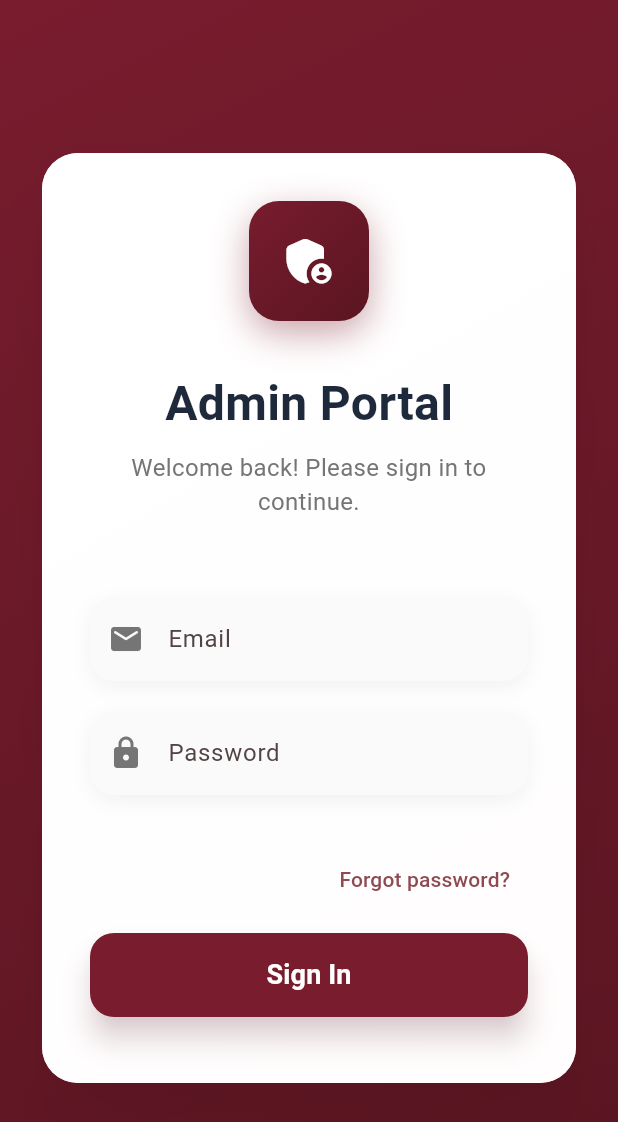
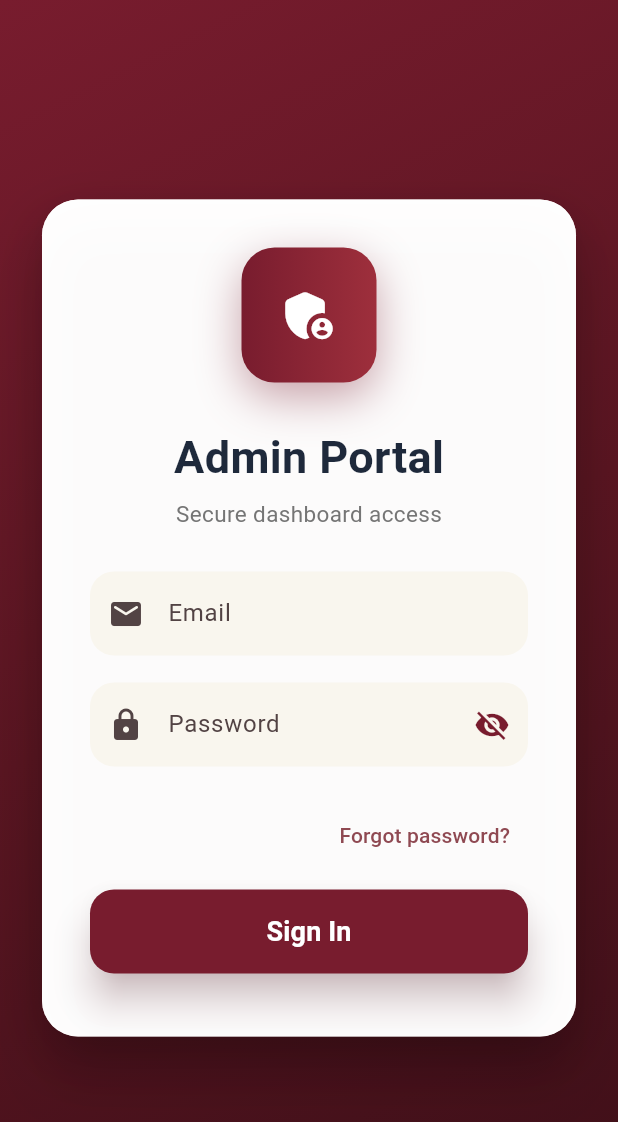
Before and after one commit to manuchowdary99/rental-app-admin, a Flutter app: the screen it shows after launch, on a phone screen of 412 x 824 dp. Shown: the top 1122 px of the screen. Run offline on Flutter 3.47's test engine with Material 3 defaults, Android fonts, the phone set to English and light mode, and no system bars; our stand-ins replace cloud_firestore, firebase_auth, firebase_core, fl_chart, flutter_riverpod, pdf and 1 more; accounts and stored records are empty.

Commit message:
updated login page wit password eye

```diff
--- a/lib/features/auth/presentation/login_screen.dart
+++ b/lib/features/auth/presentation/login_screen.dart
@@ -16,7 +16,10 @@ class _LoginScreenState extends ConsumerState<LoginScreen> {
   final _formKey = GlobalKey<FormState>();
   final _emailCtrl = TextEditingController();
   final _passwordCtrl = TextEditingController();
+
   bool _loading = false;
+  bool _isPasswordVisible = false;
+
   String? _error;
 
   @override
@@ -46,7 +49,11 @@ class _LoginScreenState extends ConsumerState<LoginScreen> {
             gradient: LinearGradient(
               begin: Alignment.topLeft,
               end: Alignment.bottomRight,
-              colors: [Color(0xFF781C2E), Color(0xFF5A1521)],
+              colors: [
+                Color(0xFF781C2E),
+                Color(0xFF5A1521),
+                Color(0xFF3E0F18),
+              ],
             ),
           ),
           child: SafeArea(
@@ -54,10 +61,10 @@ class _LoginScreenState extends ConsumerState<LoginScreen> {
               child: SingleChildScrollView(
                 padding: const EdgeInsets.all(24),
                 child: Container(
-                  constraints: const BoxConstraints(maxWidth: 400),
+                  constraints: const BoxConstraints(maxWidth: 420),
                   child: Card(
                     elevation: 20,
-                    shadowColor: Colors.black.withValues(alpha: 0.3),
+                    shadowColor: Colors.black.withOpacity(0.3),
                     shape: RoundedRectangleBorder(
                       borderRadius: BorderRadius.circular(24),
                     ),
@@ -65,83 +72,81 @@ class _LoginScreenState extends ConsumerState<LoginScreen> {
                       padding: const EdgeInsets.all(32),
                       decoration: BoxDecoration(
                         borderRadius: BorderRadius.circular(24),
-                        gradient: LinearGradient(
-                          begin: Alignment.topLeft,
-                          end: Alignment.bottomRight,
-                          colors: [
-                            Colors.white,
-                            Colors.white.withValues(alpha: 0.9),
+                        color: Colors.white.withOpacity(0.95),
+                        boxShadow: [
+                          BoxShadow(
+                            color: Colors.black.withOpacity(0.25),
+                            blurRadius: 30,
+                            offset: const Offset(0, 15),
+                          ),
                         ],
-                        ),
                       ),
                       child: Form(
                         key: _formKey,
                         child: Column(
                           mainAxisSize: MainAxisSize.min,
                           children: [
-                            // Modern 3D Icon
+
+                            // Admin Icon
                             Container(
-                              width: 80,
-                              height: 80,
+                              width: 90,
+                              height: 90,
                               decoration: BoxDecoration(
                                 gradient: const LinearGradient(
-                                  begin: Alignment.topLeft,
-                                  end: Alignment.bottomRight,
                                   colors: [
                                     Color(0xFF781C2E),
-                                    Color(0xFF5A1521),
+                                    Color(0xFF9E2F3C),
                                   ],
                                 ),
-                                borderRadius: BorderRadius.circular(20),
+                                borderRadius: BorderRadius.circular(22),
                                 boxShadow: [
                                   BoxShadow(
-                                    color: const Color(
-                                      0xFF781C2E,
-                                    ).withValues(alpha: 0.4),
-                                    blurRadius: 20,
-                                    offset: const Offset(0, 8),
+                                    color: const Color(0xFF781C2E)
+                                        .withOpacity(0.4),
+                                    blurRadius: 25,
+                                    offset: const Offset(0, 10),
                                   ),
                                 ],
                               ),
                               child: const Icon(
                                 Icons.admin_panel_settings_rounded,
                                 color: Colors.white,
-                                size: 40,
+                                size: 42,
                               ),
                             ),
-                            const SizedBox(height: 32),
 
-                            // Title
+                            const SizedBox(height: 28),
+
                             const Text(
                               'Admin Portal',
                               style: TextStyle(
-                                fontSize: 32,
+                                fontSize: 30,
                                 fontWeight: FontWeight.bold,
                                 color: Color(0xFF1E293B),
                               ),
                             ),
-                            const SizedBox(height: 8),
+
+                            const SizedBox(height: 6),
+
                             Text(
-                              'Welcome back! Please sign in to continue.',
+                              'Secure dashboard access',
                               style: TextStyle(
-                                fontSize: 16,
+                                fontSize: 15,
                                 color: Colors.grey[600],
                               ),
-                              textAlign: TextAlign.center,
                             ),
-                            const SizedBox(height: 32),
 
-                            // Error Message
+                            const SizedBox(height: 28),
+
                             if (_error != null) ...[
                               Container(
-                                padding: const EdgeInsets.all(16),
+                                padding: const EdgeInsets.all(14),
                                 decoration: BoxDecoration(
                                   color: const Color(0xFFF9F6EE),
                                   borderRadius: BorderRadius.circular(12),
                                   border: Border.all(
-                                    color: const Color(
-                                      0xFF781C2E,
-                                    ).withValues(alpha: 0.3),
+                                    color: const Color(0xFF781C2E)
+                                        .withOpacity(0.3),
                                   ),
                                 ),
                                 child: Row(
@@ -150,7 +155,7 @@ class _LoginScreenState extends ConsumerState<LoginScreen> {
                                       Icons.error_outline,
                                       color: Color(0xFF781C2E),
                                     ),
-                                    const SizedBox(width: 12),
+                                    const SizedBox(width: 10),
                                     Expanded(
                                       child: Text(
                                         _error!,
@@ -165,44 +170,26 @@ class _LoginScreenState extends ConsumerState<LoginScreen> {
                               const SizedBox(height: 20),
                             ],
 
-                            const SizedBox(height: 20),
-
                             // Email Field
-                            Container(
-                              decoration: BoxDecoration(
-                                color: Colors.grey[50],
-                                borderRadius: BorderRadius.circular(16),
-                                boxShadow: [
-                                  BoxShadow(
-                                    color: Colors.black.withValues(alpha: 0.05),
-                                    blurRadius: 10,
-                                    offset: const Offset(0, 4),
-                                  ),
-                                ],
-                              ),
-                              child: TextFormField(
+                            TextFormField(
                               controller: _emailCtrl,
                               keyboardType: TextInputType.emailAddress,
                               textInputAction: TextInputAction.next,
-                                onFieldSubmitted: (_) {
-                                  // Move focus to password field when Enter is pressed
-                                  FocusScope.of(context).nextFocus();
-                                },
                               decoration: InputDecoration(
                                 labelText: 'Email',
-                                  prefixIcon: Icon(
-                                    Icons.email_rounded,
-                                    color: Colors.grey[600],
-                                  ),
+                                prefixIcon: const Icon(Icons.email_rounded),
+                                filled: true,
+                                fillColor: const Color(0xFFF9F6EE),
                                 border: OutlineInputBorder(
                                   borderRadius: BorderRadius.circular(16),
                                   borderSide: BorderSide.none,
                                 ),
-                                  filled: true,
-                                  fillColor: Colors.transparent,
-                                  contentPadding: const EdgeInsets.symmetric(
-                                    horizontal: 20,
-                                    vertical: 16,
+                                focusedBorder: OutlineInputBorder(
+                                  borderRadius: BorderRadius.circular(16),
+                                  borderSide: const BorderSide(
+                                    color: Color(0xFF781C2E),
+                                    width: 2,
+                                  ),
                                 ),
                               ),
                               validator: (v) {
@@ -217,80 +204,84 @@ class _LoginScreenState extends ConsumerState<LoginScreen> {
                                 return null;
                               },
                             ),
-                            ),
-                            const SizedBox(height: 20),
 
-                            // Password Field
-                            Container(
-                              decoration: BoxDecoration(
-                                color: Colors.grey[50],
-                                borderRadius: BorderRadius.circular(16),
-                                boxShadow: [
-                                  BoxShadow(
-                                    color: Colors.black.withValues(alpha: 0.05),
-                                    blurRadius: 10,
-                                    offset: const Offset(0, 4),
-                                  ),
-                                ],
-                              ),
-                              child: TextFormField(
+                            const SizedBox(height: 18),
+
+                            // Password Field with Eye
+                            TextFormField(
                               controller: _passwordCtrl,
-                                obscureText: true,
+                              obscureText: !_isPasswordVisible,
                               textInputAction: TextInputAction.done,
                               onFieldSubmitted: (_) {
-                                  // Submit form when Enter is pressed in password field
                                 if (!_loading) {
                                   _submit();
                                 }
                               },
                               decoration: InputDecoration(
                                 labelText: 'Password',
-                                  prefixIcon: Icon(
-                                    Icons.lock_rounded,
-                                    color: Colors.grey[600],
+                                prefixIcon: const Icon(Icons.lock_rounded),
+                                suffixIcon: IconButton(
+                                  icon: Icon(
+                                    _isPasswordVisible
+                                        ? Icons.visibility
+                                        : Icons.visibility_off,
+                                    color: const Color(0xFF781C2E),
                                   ),
+                                  onPressed: () {
+                                    setState(() {
+                                      _isPasswordVisible =
+                                          !_isPasswordVisible;
+                                    });
+                                  },
+                                ),
+                                filled: true,
+                                fillColor: const Color(0xFFF9F6EE),
                                 border: OutlineInputBorder(
                                   borderRadius: BorderRadius.circular(16),
                                   borderSide: BorderSide.none,
                                 ),
-                                  filled: true,
-                                  fillColor: Colors.transparent,
-                                  contentPadding: const EdgeInsets.symmetric(
-                                    horizontal: 20,
-                                    vertical: 16,
+                                focusedBorder: OutlineInputBorder(
+                                  borderRadius: BorderRadius.circular(16),
+                                  borderSide: const BorderSide(
+                                    color: Color(0xFF781C2E),
+                                    width: 2,
                                   ),
                                 ),
-                                validator: (v) => v?.isEmpty == true
+                              ),
+                              validator: (v) =>
+                                  v?.isEmpty == true
                                       ? 'Password required'
                                       : null,
                             ),
-                            ),
-                            const SizedBox(height: 32),
+
+                            const SizedBox(height: 22),
 
                             Align(
                               alignment: Alignment.centerRight,
                               child: TextButton(
-                                onPressed: _loading ? null : _forgotPassword,
+                                onPressed:
+                                    _loading ? null : _forgotPassword,
                                 child: const Text('Forgot password?'),
                               ),
                             ),
+
                             const SizedBox(height: 12),
 
-                            // Login Button
                             SizedBox(
                               width: double.infinity,
                               height: 56,
                               child: ElevatedButton(
                                 onPressed: _loading ? null : _submit,
                                 style: ElevatedButton.styleFrom(
-                                  backgroundColor: const Color(0xFF781C2E),
+                                  backgroundColor:
+                                      const Color(0xFF781C2E),
                                   foregroundColor: Colors.white,
-                                  elevation: 8,
-                                  shadowColor: const Color(
-                                    0xFF781C2E,
-                                  ).withValues(alpha: 0.4),
+                                  elevation: 10,
+                                  shadowColor: const Color(0xFF781C2E)
+                                      .withOpacity(0.5),
                                   shape: RoundedRectangleBorder(
-                                    borderRadius: BorderRadius.circular(16),
+                                    borderRadius:
+                                        BorderRadius.circular(16),
                                   ),
                                 ),
                                 child: _loading
@@ -301,12 +292,14 @@ class _LoginScreenState extends ConsumerState<LoginScreen> {
                                         'Sign In',
                                         style: TextStyle(
                                           fontSize: 18,
-                                          fontWeight: FontWeight.bold,
+                                          fontWeight:
+                                              FontWeight.bold,
                                         ),
                                       ),
                               ),
                             ),
-                            const SizedBox(height: 12),
+
+                            const SizedBox(height: 10),
                           ],
                         ),
                       ),
@@ -335,8 +328,6 @@ class _LoginScreenState extends ConsumerState<LoginScreen> {
             email: _emailCtrl.text.trim(),
             password: _passwordCtrl.text.trim(),
           );
-      // DO NOTHING ELSE HERE
-      // Navigation happens via authStateChanges
     } on AdminAccessException catch (e) {
       if (!mounted) return;
       setState(() {
@@ -372,17 +363,22 @@ class _LoginScreenState extends ConsumerState<LoginScreen> {
     });
 
     try {
-      await ref.read(authServiceProvider).sendAdminPasswordReset(email);
+      await ref
+          .read(authServiceProvider)
+          .sendAdminPasswordReset(email);
+
       if (!mounted) return;
       ScaffoldMessenger.of(context).showSnackBar(
         const SnackBar(
-          content: Text('Password reset link sent to your email.'),
+          content:
+              Text('Password reset link sent to your email.'),
         ),
       );
     } catch (e) {
       if (!mounted) return;
       setState(() {
-        _error = 'Unable to send reset email. Please try again.';
+        _error =
+            'Unable to send reset email. Please try again.';
       });
     } finally {
       if (mounted) {
```
Lines whose indentation alone changed are shown as unchanged.
